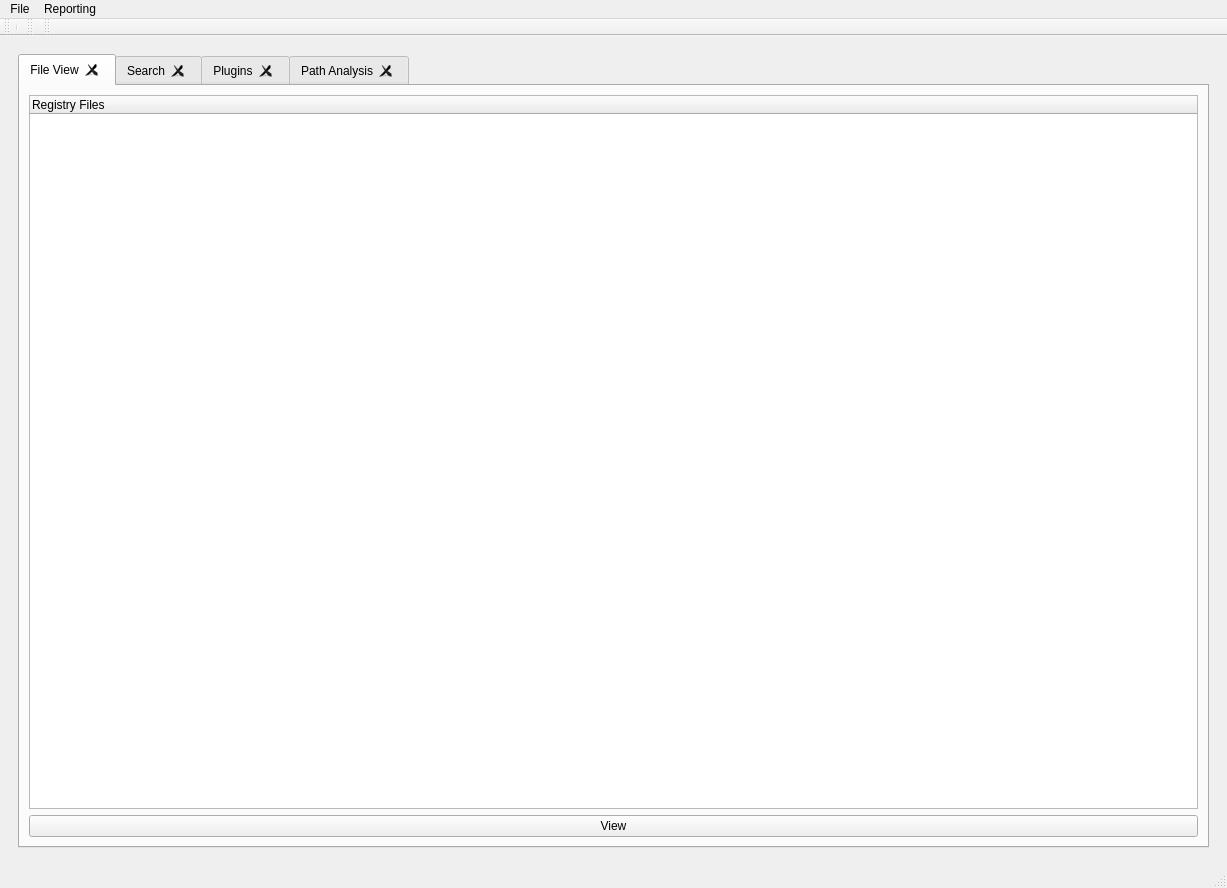
PKRoma/registrydecoder, file GUI/uifiles/registrydecoder.ui: the form before one commit.
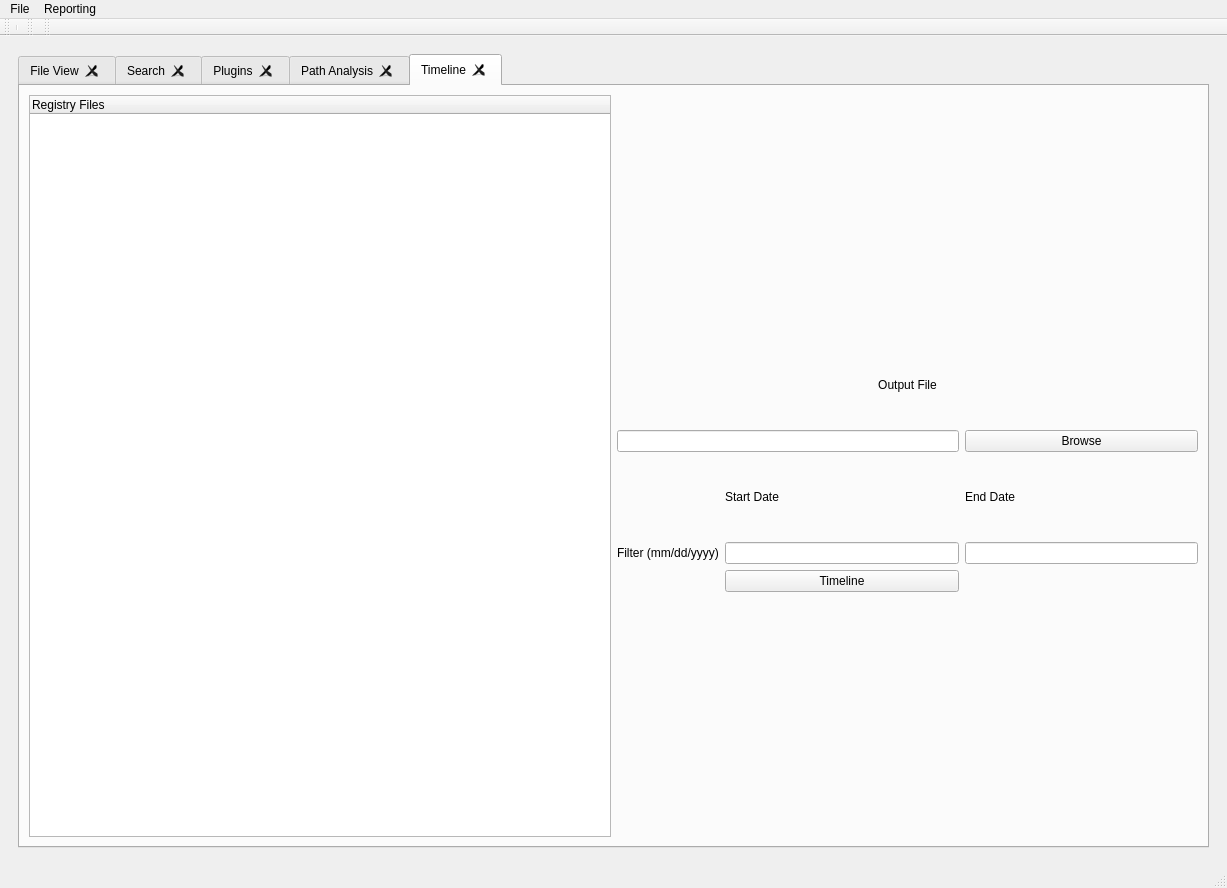
The form after the commit. The open tabs and pages were chosen to show the change.

Commit message: add timelining tab

Patch:
```diff
--- a/GUI/uifiles/registrydecoder.ui
+++ b/GUI/uifiles/registrydecoder.ui
@@ -625,7 +625,7 @@
       </widget>
       <widget class="QWidget" name="analysis_page">
        <layout class="QGridLayout" name="gridLayout_3">
-        <item row="0" column="1">
+        <item row="0" column="0">
          <widget class="QTabWidget" name="analysisTabWidget">
           <property name="enabled">
            <bool>true</bool>
@@ -1249,6 +1249,116 @@
             </item>
            </layout>
           </widget>
+          <widget class="QWidget" name="timelineTab">
+           <attribute name="title">
+            <string>Timeline</string>
+           </attribute>
+           <layout class="QGridLayout" name="gridLayout_28">
+            <item row="0" column="0">
+             <layout class="QGridLayout" name="gridLayout_27">
+              <item row="0" column="0" rowspan="3">
+               <widget class="QTreeWidget" name="timelineTreeWidget">
+                <column>
+                 <property name="text">
+                  <string>Registry Files</string>
+                 </property>
+                </column>
+               </widget>
+              </item>
+              <item row="0" column="1">
+               <spacer name="horizontalSpacer_21">
+                <property name="orientation">
+                 <enum>Qt::Horizontal</enum>
+                </property>
+                <property name="sizeHint" stdset="0">
+                 <size>
+                  <width>498</width>
+                  <height>20</height>
+                 </size>
+                </property>
+               </spacer>
+              </item>
+              <item row="1" column="1">
+               <layout class="QGridLayout" name="gridLayout_26">
+                <item row="0" column="0" colspan="3">
+                 <widget class="QLabel" name="label_18">
+                  <property name="text">
+                   <string>Output File</string>
+                  </property>
+                  <property name="alignment">
+                   <set>Qt::AlignCenter</set>
+                  </property>
+                 </widget>
+                </item>
+                <item row="1" column="0" colspan="2">
+                 <widget class="QLineEdit" name="timelineLineEdit"/>
+                </item>
+                <item row="1" column="2">
+                 <widget class="QPushButton" name="timelineFilePushButton">
+                  <property name="text">
+                   <string>Browse</string>
+                  </property>
+                 </widget>
+                </item>
+                <item row="2" column="1">
+                 <widget class="QLabel" name="label_25">
+                  <property name="text">
+                   <string>Start Date</string>
+                  </property>
+                  <property name="alignment">
+                   <set>Qt::AlignLeading|Qt::AlignLeft|Qt::AlignVCenter</set>
+                  </property>
+                 </widget>
+                </item>
+                <item row="2" column="2">
+                 <widget class="QLabel" name="label_24">
+                  <property name="text">
+                   <string>End Date</string>
+                  </property>
+                  <property name="alignment">
+                   <set>Qt::AlignLeading|Qt::AlignLeft|Qt::AlignVCenter</set>
+                  </property>
+                 </widget>
+                </item>
+                <item row="3" column="0">
+                 <widget class="QLabel" name="label_23">
+                  <property name="text">
+                   <string>Filter (mm/dd/yyyy)</string>
+                  </property>
+                 </widget>
+                </item>
+                <item row="3" column="1">
+                 <widget class="QLineEdit" name="timelineStartDateLineEdit"/>
+                </item>
+                <item row="3" column="2">
+                 <widget class="QLineEdit" name="timelineEndDateLlineEdit_2"/>
+                </item>
+                <item row="4" column="1">
+                 <widget class="QPushButton" name="timelinePushButton">
+                  <property name="text">
+                   <string>Timeline</string>
+                  </property>
+                 </widget>
+                </item>
+               </layout>
+              </item>
+              <item row="2" column="1">
+               <spacer name="horizontalSpacer_22">
+                <property name="orientation">
+                 <enum>Qt::Horizontal</enum>
+                </property>
+                <property name="sizeHint" stdset="0">
+                 <size>
+                  <width>498</width>
+                  <height>20</height>
+                 </size>
+                </property>
+               </spacer>
+              </item>
+             </layout>
+            </item>
+           </layout>
+          </widget>
          </widget>
         </item>
        </layout>
```
The commit also changes 5 other files.
